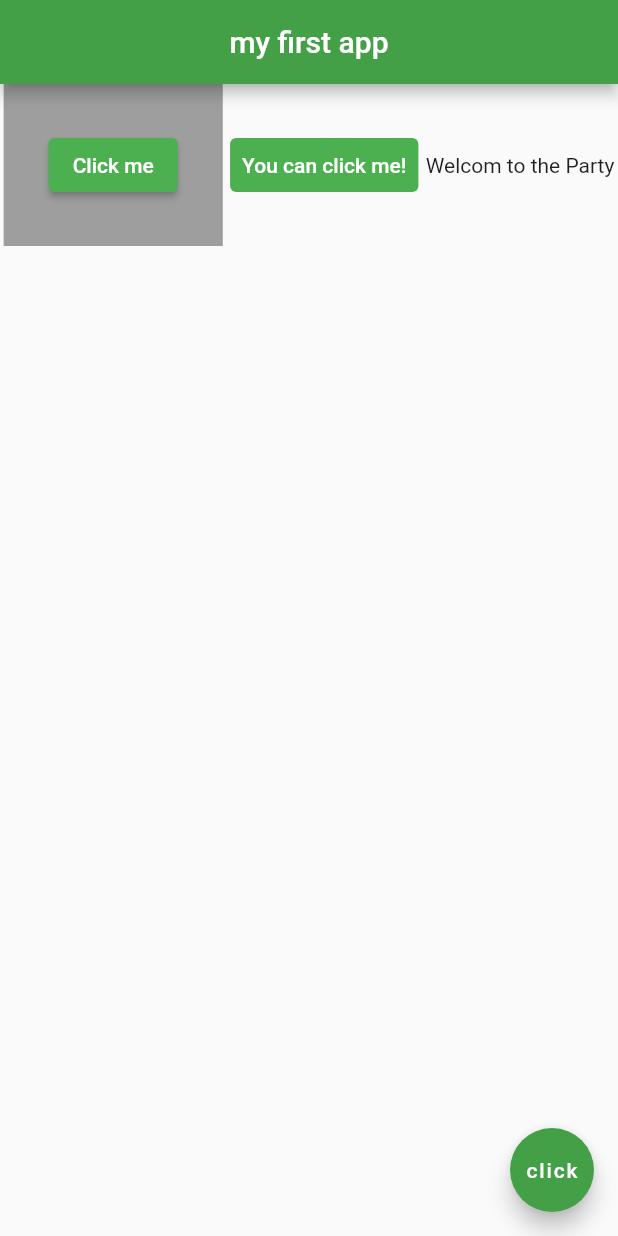
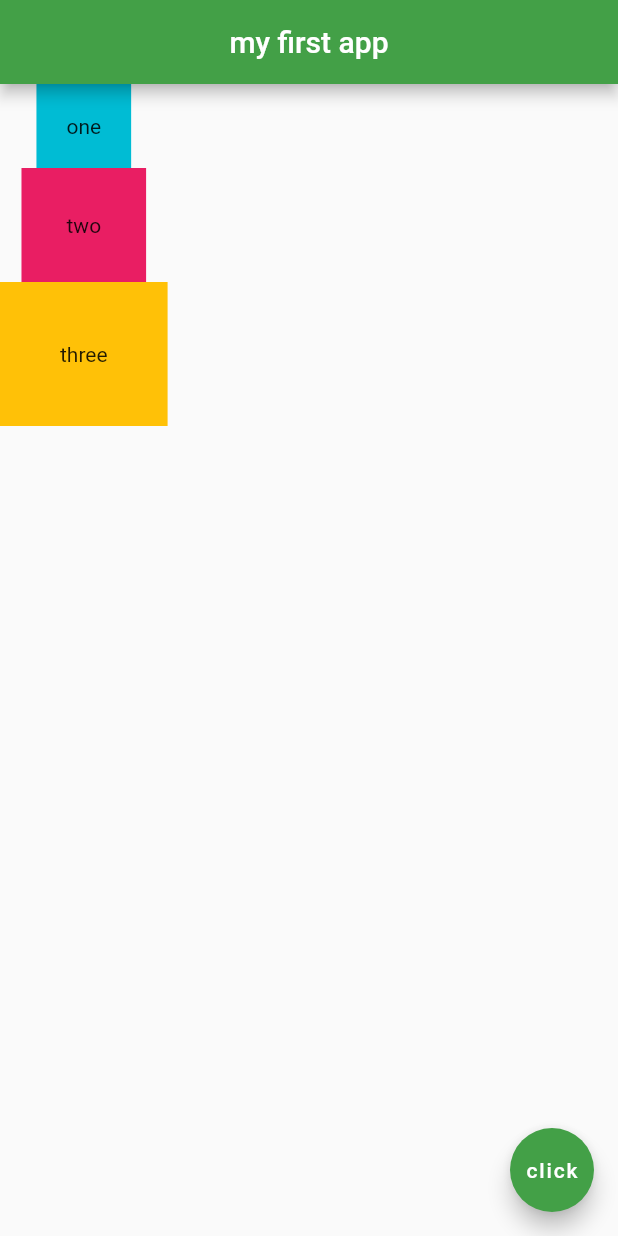
Before and after one commit to PasinduManeka/myapp, a Flutter app: the screen it shows after launch, on a phone screen of 412 x 824 dp. Run offline on Flutter 3.47's test engine with Material 2 defaults, Android fonts, the phone set to English and light mode, and no system bars.

Commit message:
Added the main axis and cross axis.

```diff
--- a/lib/main.dart
+++ b/lib/main.dart
@@ -20,33 +20,25 @@ class Home extends StatelessWidget {
         centerTitle: true,
         backgroundColor: Colors.green[600],
       ),
-      body: Row(
-        mainAxisAlignment: MainAxisAlignment.spaceAround,
+      body: Column(
+        mainAxisAlignment: MainAxisAlignment.start,
         crossAxisAlignment: CrossAxisAlignment.center,
         children: <Widget>[
           Container(
-            color: Colors.grey,
-            padding: EdgeInsets.all(30.0),
-            child:ElevatedButton(
-              onPressed: (){},
-              child: Text('Click me'),
-              style: ElevatedButton.styleFrom(
-                primary: Colors.green
-              ),
-            )
-          ),
-          TextButton(
-            onPressed: (){},
-            child: Text('You can click me!'),
-            style: TextButton.styleFrom(
-              backgroundColor: Colors.green,
-              primary: Colors.white
-            ),
-
+            padding: EdgeInsets.all(20.0),
+            color: Colors.cyan,
+            child: Text('one'),
           ),
           Container(
-            child: Text('Welcom to the Party'),
-          )
+            padding: EdgeInsets.all(30.0),
+            color: Colors.pink,
+            child: Text('two'),
+          ),
+          Container(
+            padding: EdgeInsets.all(40.0),
+            color: Colors.amber,
+            child: Text('three'),
+          ),
         ],
       ),
       floatingActionButton: FloatingActionButton(
```
